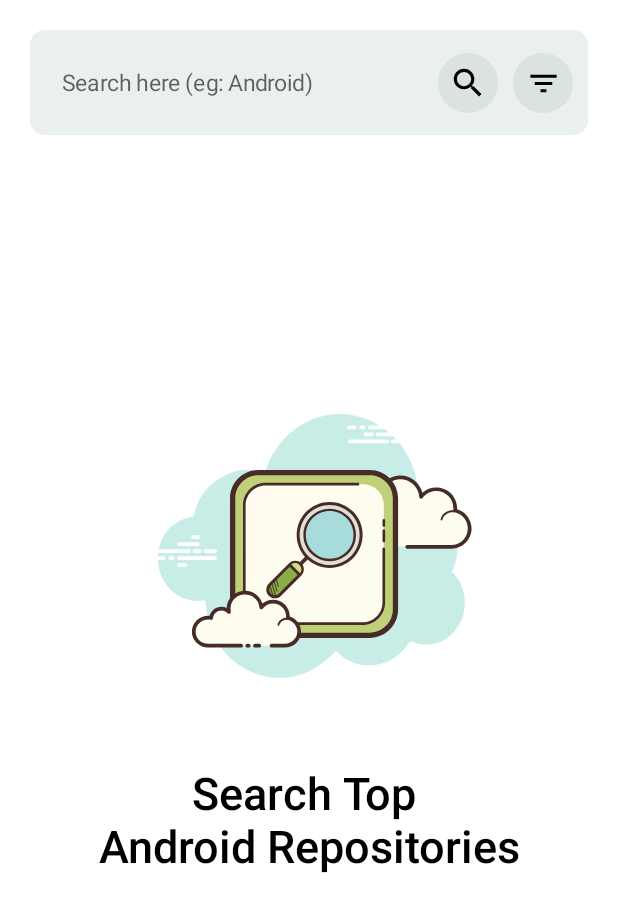
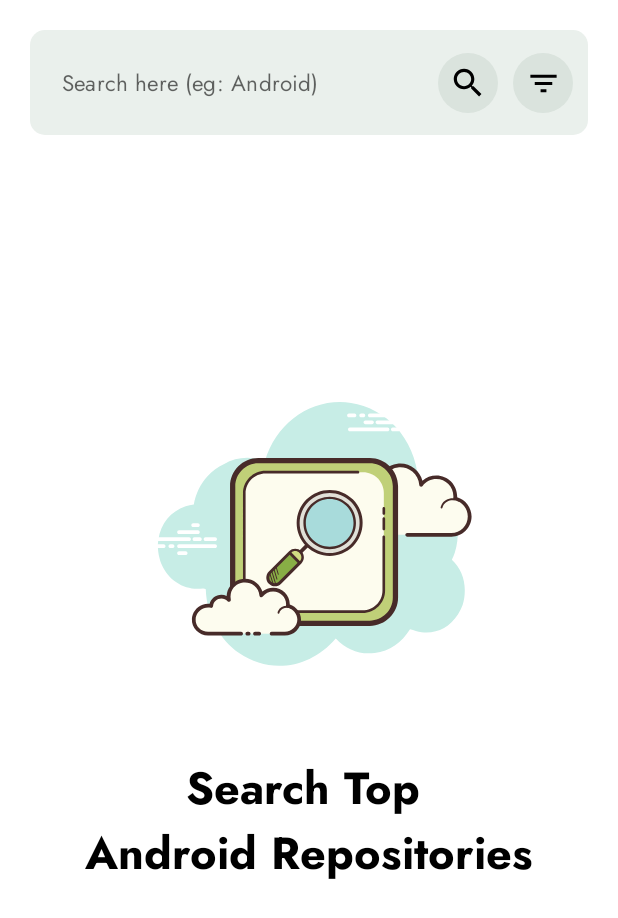
Before and after one commit to fruzelee/top-android-repository, an Android app built with Jetpack Compose: the screen it shows after launch (MainActivity), on a phone screen of 412 x 824 dp. Shown: the top 918 px of the screen. Run offline under Robolectric (Android 15) with nearby library versions, the light colour scheme and no system bars; our stand-ins replace Dagger/Hilt's generated code, Room's generated code, RxJava; libraries missing offline, so code that uses them is left out: com.skydoves.landscapist.

Commit message:
-feat: add custom font support

```diff
--- a/app/src/main/assets/change_log.txt
+++ b/app/src/main/assets/change_log.txt
@@ -12,5 +12,6 @@ v1.0
 -feat: search functionality by keyboardActions done
 -update: increase the item height on the repository list page
 -update: new drawable for the launcher page
--feat: added launcher icon
--fix: added spaces on the app name
+-feat: add launcher icon
+-fix: add spaces on the app name
+-feat: add custom font support
--- a/app/src/main/java/com/crevado/fr/topandroidrepositories/pages/RepositoryListPage.kt
+++ b/app/src/main/java/com/crevado/fr/topandroidrepositories/pages/RepositoryListPage.kt
@@ -42,6 +42,7 @@ import androidx.room.withTransaction
 import com.crevado.fr.topandroidrepositories.R
 import com.crevado.fr.topandroidrepositories.activity.MainViewModel
 import com.crevado.fr.topandroidrepositories.data.local_db.GithubData
+import com.crevado.fr.topandroidrepositories.ui.theme.MyCustomFont
 import com.crevado.fr.topandroidrepositories.utils.LoadingView
 import com.skydoves.landscapist.glide.GlideImage
 import kotlinx.coroutines.launch
@@ -94,6 +95,7 @@ fun RepositoryListPage(navController: NavController, viewModel: MainViewModel) {
                     "Search Top \nAndroid Repositories",
                     textAlign = TextAlign.Center,
                     fontSize = 30.sp,
+                    fontFamily = MyCustomFont,
                     fontWeight = FontWeight.SemiBold
                 )
             }
@@ -152,6 +154,7 @@ fun RepoItem(item: GithubData, navController: NavController, viewModel: MainView
             Text(
                 text = item.name,
                 fontSize = 15.sp,
+                fontFamily = MyCustomFont,
                 fontWeight = FontWeight.SemiBold,
                 color = Color.Black
             )
@@ -159,6 +162,7 @@ fun RepoItem(item: GithubData, navController: NavController, viewModel: MainView
             Text(
                 text = item.fullName,
                 fontSize = 13.sp,
+                fontFamily = MyCustomFont,
                 fontWeight = FontWeight.Normal,
                 color = Color.Gray
             )
@@ -186,7 +190,7 @@ fun SearchBar(viewModel: MainViewModel, data: List<GithubData>) {
     ) {
         TextField(
             value = searchText,
-            placeholder = { Text(text = "Search here (eg: Android)", fontSize = 15.sp) },
+            placeholder = { Text(text = "Search here (eg: Android)", fontSize = 15.sp,  fontFamily = MyCustomFont) },
             onValueChange = {
                 searchText = it
             },
@@ -196,7 +200,7 @@ fun SearchBar(viewModel: MainViewModel, data: List<GithubData>) {
                 .background(Color.Transparent)
                 .padding(start = 5.dp, end = 5.dp),
             textStyle = TextStyle(
-                fontSize = 15.sp,
+                fontSize = 15.sp, fontFamily = MyCustomFont
             ),
             colors = TextFieldDefaults.textFieldColors(
                 textColor = Color.Black,
@@ -314,7 +318,7 @@ fun SearchBar(viewModel: MainViewModel, data: List<GithubData>) {
                         }
                     }) {
                         Text(
-                            "Filter by Updated Date",
+                            "Filter by Updated Date", fontFamily = MyCustomFont,
                             fontWeight = if (viewModel.prefsHelper["sort", ""] == "date") {
                                 FontWeight.Bold
                             } else {
@@ -340,7 +344,7 @@ fun SearchBar(viewModel: MainViewModel, data: List<GithubData>) {
 
                     }) {
                         Text(
-                            "Filter by Star Count",
+                            "Filter by Star Count", fontFamily = MyCustomFont,
                             fontWeight = if (viewModel.prefsHelper["sort", ""] == "star") {
                                 FontWeight.Bold
                             } else {
@@ -364,7 +368,7 @@ fun SearchBar(viewModel: MainViewModel, data: List<GithubData>) {
                         }
 
                     }) {
-                        Text("Clear Search")
+                        Text("Clear Search", fontFamily = MyCustomFont)
                     }
                 }
                 Icon(
--- a/app/src/main/java/com/crevado/fr/topandroidrepositories/ui/theme/Type.kt
+++ b/app/src/main/java/com/crevado/fr/topandroidrepositories/ui/theme/Type.kt
@@ -2,27 +2,64 @@ package com.crevado.fr.topandroidrepositories.ui.theme
 
 import androidx.compose.material.Typography
 import androidx.compose.ui.text.TextStyle
+import androidx.compose.ui.text.font.Font
 import androidx.compose.ui.text.font.FontFamily
 import androidx.compose.ui.text.font.FontWeight
 import androidx.compose.ui.unit.sp
+import com.crevado.fr.topandroidrepositories.R
 
 // Set of Material typography styles to start with
+val MyCustomFont = FontFamily(
+    Font(R.font.font_jost),
+    Font(R.font.font_jost_bold, FontWeight.Bold)
+)
+
 val Typography = Typography(
     body1 = TextStyle(
-        fontFamily = FontFamily.Default,
+        fontFamily = MyCustomFont,
         fontWeight = FontWeight.Normal,
         fontSize = 16.sp
-    )
-    /* Other default text styles to override
+    ),
+// Other default text styles to override
     button = TextStyle(
-        fontFamily = FontFamily.Default,
+        fontFamily = MyCustomFont,
         fontWeight = FontWeight.W500,
         fontSize = 14.sp
     ),
     caption = TextStyle(
-        fontFamily = FontFamily.Default,
+        fontFamily = MyCustomFont,
         fontWeight = FontWeight.Normal,
         fontSize = 12.sp
+    ),
+    h1 = TextStyle(
+        fontFamily = MyCustomFont,
+        fontWeight = FontWeight.SemiBold,
+        fontSize = 24.sp
+    ),
+    h2 = TextStyle(
+        fontFamily = MyCustomFont,
+        fontWeight = FontWeight.Bold,
+        fontSize = 22.sp
+    ),
+    h3 = TextStyle(
+        fontFamily = MyCustomFont,
+        fontWeight = FontWeight.Bold,
+        fontSize = 20.sp
+    ),
+    h4 = TextStyle(
+        fontFamily = MyCustomFont,
+        fontWeight = FontWeight.Bold,
+        fontSize = 18.sp
+    ),
+    h5 = TextStyle(
+        fontFamily = MyCustomFont,
+        fontWeight = FontWeight.Bold,
+        fontSize = 16.sp
+    ),
+    h6 = TextStyle(
+        fontFamily = MyCustomFont,
+        fontWeight = FontWeight.Bold,
+        fontSize = 14.sp
     )
-    */
+
 )
```
Also changed, not shown: app/src/main/java/com/crevado/fr/topandroidrepositories/pages/DetailsPage.kt (+21 -4 lines), app/src/main/res/font/font_jost.ttf (added), app/src/main/res/font/font_jost_bold.ttf (added).
